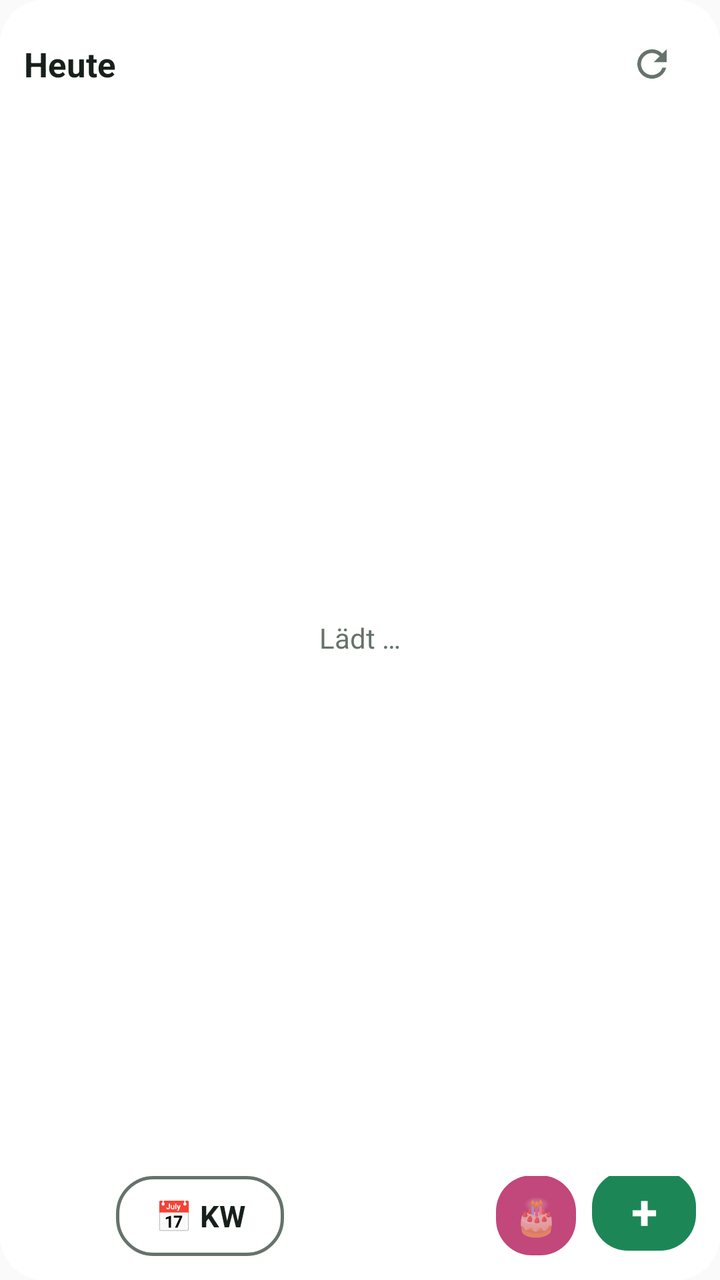
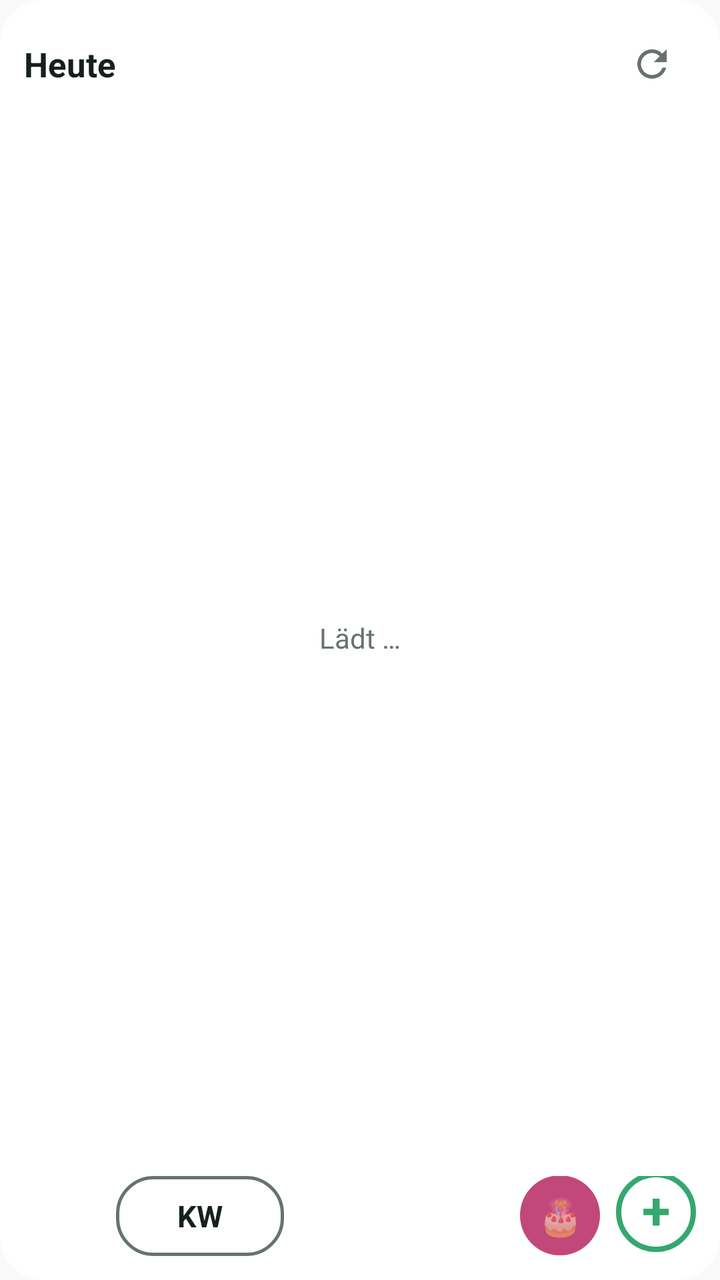

Two renders of the same Android screen: before a commit and after it. Below are the layout's source before the change and the commit's diff.
<!-- AndroidManifest.xml: application theme AppTheme -->
<!-- res/layout/widget.xml -->
<?xml version="1.0" encoding="utf-8"?>
<LinearLayout xmlns:android="http://schemas.android.com/apk/res/android"
    android:id="@+id/root"
    android:layout_width="match_parent"
    android:layout_height="match_parent"
    android:orientation="vertical"
    android:background="@drawable/bg"
    android:padding="12dp">

    <LinearLayout
        android:id="@+id/head"
        android:layout_width="match_parent"
        android:layout_height="wrap_content"
        android:gravity="center_vertical"
        android:orientation="horizontal">

        <TextView
            android:layout_width="wrap_content"
            android:layout_height="wrap_content"
            android:text="Heute"
            android:textColor="@color/fg"
            android:textSize="17sp"
            android:textStyle="bold" />

        <TextView
            android:id="@+id/date"
            android:layout_width="0dp"
            android:layout_height="wrap_content"
            android:layout_weight="1"
            android:paddingStart="8dp"
            android:textColor="@color/muted"
            android:textSize="14sp" />

        <LinearLayout
            android:id="@+id/bdnav"
            android:layout_width="wrap_content"
            android:layout_height="wrap_content"
            android:gravity="center_vertical"
            android:orientation="horizontal"
            android:visibility="gone">

            <TextView
                android:id="@+id/bdprev"
                android:layout_width="36dp"
                android:layout_height="36dp"
                android:gravity="center"
                android:text="‹"
                android:textColor="@color/fg"
                android:textSize="24sp"
                android:textStyle="bold" />

            <TextView
                android:id="@+id/bdpage"
                android:layout_width="wrap_content"
                android:layout_height="wrap_content"
                android:textColor="@color/fg"
                android:textSize="13sp" />

            <TextView
                android:id="@+id/bdnext"
                android:layout_width="36dp"
                android:layout_height="36dp"
                android:gravity="center"
                android:text="›"
                android:textColor="@color/fg"
                android:textSize="24sp"
                android:textStyle="bold" />
        </LinearLayout>

        <TextView
            android:id="@+id/home"
            android:layout_width="wrap_content"
            android:layout_height="36dp"
            android:layout_marginEnd="6dp"
            android:gravity="center"
            android:minWidth="40dp"
            android:paddingStart="8dp"
            android:paddingEnd="8dp"
            android:text="🏠"
            android:textColor="#FFFFFF"
            android:textSize="15sp"
            android:visibility="gone" />

        <TextView
            android:id="@+id/stamp"
            android:layout_width="wrap_content"
            android:layout_height="wrap_content"
            android:textColor="@color/muted"
            android:textSize="11sp" />

        <ImageButton
            android:id="@+id/refresh"
            android:layout_width="44dp"
            android:layout_height="40dp"
            android:background="@android:color/transparent"
            android:contentDescription="Aktualisieren"
            android:src="@drawable/ic_refresh" />
    </LinearLayout>

    <FrameLayout
        android:layout_width="match_parent"
        android:layout_height="0dp"
        android:layout_weight="1"
        android:layout_marginTop="4dp">

        <ListView
            android:id="@+id/list"
            android:layout_width="match_parent"
            android:layout_height="match_parent"
            android:divider="@null"
            android:dividerHeight="0dp" />

        <TextView
            android:id="@+id/empty"
            android:layout_width="match_parent"
            android:layout_height="match_parent"
            android:gravity="center"
            android:text="Lädt …"
            android:textColor="@color/muted"
            android:textSize="14sp" />
    </FrameLayout>

    
    <LinearLayout
        android:id="@+id/quick"
        android:layout_width="match_parent"
        android:layout_height="wrap_content"
        android:layout_marginTop="6dp"
        android:gravity="bottom"
        android:orientation="horizontal">

        <TextView
            android:id="@+id/weekprev"
            android:layout_width="40dp"
            android:layout_height="40dp"
            android:background="@drawable/btn_arrow"
            android:gravity="center"
            android:includeFontPadding="false"
            android:text="◀"
            android:textColor="#FFFFFF"
            android:textSize="17sp"
            android:visibility="invisible" />

        
        <LinearLayout
            android:layout_width="wrap_content"
            android:layout_height="wrap_content"
            android:layout_marginStart="6dp"
            android:layout_marginEnd="6dp"
            android:gravity="center_horizontal"
            android:orientation="vertical">

            <TextView
                android:id="@+id/weekyear"
                android:layout_width="wrap_content"
                android:layout_height="wrap_content"
                android:textColor="@color/fg"
                android:textSize="13sp"
                android:textStyle="bold"
                android:visibility="gone" />

            <TextView
                android:id="@+id/weeklabel"
                android:layout_width="84dp"
                android:layout_height="40dp"
                android:background="@drawable/bar_off"
                android:gravity="center"
                android:maxLines="1"
                android:text="📅 KW"
                android:textColor="@color/fg"
                android:textSize="15sp"
                android:textStyle="bold" />
        </LinearLayout>

        <TextView
            android:id="@+id/weeknext"
            android:layout_width="40dp"
            android:layout_height="40dp"
            android:background="@drawable/btn_arrow"
            android:gravity="center"
            android:includeFontPadding="false"
            android:text="▶"
            android:textColor="#FFFFFF"
            android:textSize="17sp"
            android:visibility="invisible" />

        <TextView
            android:layout_width="0dp"
            android:layout_height="1dp"
            android:layout_weight="1" />

        <TextView
            android:id="@+id/q_bdays"
            android:layout_width="40dp"
            android:layout_height="40dp"
            android:layout_marginStart="6dp"
            android:background="@drawable/btn_bdays"
            android:contentDescription="Geburtstage"
            android:gravity="center"
            android:text="🎂"
            android:textSize="18sp" />

        <TextView
            android:id="@+id/q_add"
            android:layout_width="52dp"
            android:layout_height="40dp"
            android:layout_marginStart="8dp"
            android:background="@drawable/btn_family"
            android:contentDescription="Neuer Eintrag"
            android:gravity="center"
            android:text="+"
            android:textColor="#FFFFFF"
            android:textSize="24sp"
            android:textStyle="bold" />
    </LinearLayout>
</LinearLayout>
<!-- resources referenced by this layout -->
<resources>
  <color name="fg">#17201B</color>
  <color name="muted">#66736B</color>
  <!-- drawable bar_off (drawable) -->
  <?xml version="1.0" encoding="utf-8"?>
  <shape xmlns:android="http://schemas.android.com/apk/res/android" android:shape="rectangle">
      <solid android:color="#00000000" />
      <stroke android:width="1.5dp" android:color="@color/muted" />
      <corners android:radius="18dp" />
  </shape>
  <!-- drawable bg (drawable) -->
  <?xml version="1.0" encoding="utf-8"?>
  <shape xmlns:android="http://schemas.android.com/apk/res/android" android:shape="rectangle">
      <solid android:color="@color/bg" />
      <corners android:radius="22dp" />
  </shape>
  <!-- drawable btn_arrow (drawable) -->
  <?xml version="1.0" encoding="utf-8"?>
  <shape xmlns:android="http://schemas.android.com/apk/res/android" android:shape="rectangle">
      <solid android:color="#1D8657" />
      <corners android:radius="22dp" />
  </shape>
  <!-- drawable btn_bdays (drawable) -->
  <?xml version="1.0" encoding="utf-8"?>
  <shape xmlns:android="http://schemas.android.com/apk/res/android" android:shape="rectangle">
      <solid android:color="#C2477A" />
      <corners android:radius="18dp" />
  </shape>
  <!-- drawable btn_family (drawable) -->
  <?xml version="1.0" encoding="utf-8"?>
  <shape xmlns:android="http://schemas.android.com/apk/res/android" android:shape="rectangle">
      <solid android:color="#1D8657" />
      <corners android:radius="18dp" />
  </shape>
  <!-- drawable ic_refresh (drawable) -->
  <vector xmlns:android="http://schemas.android.com/apk/res/android"
      android:width="22dp" android:height="22dp" android:viewportWidth="24" android:viewportHeight="24">
      <path android:fillColor="@color/muted"
          android:pathData="M17.65,6.35A7.96,7.96 0,0 0,12 4a8,8 0,1 0,7.75 10h-2.08A6,6 0,1 1,12 6c1.66,0 3.14,0.69 4.22,1.78L13,11h7V4l-2.35,2.35z" />
  </vector>
  <style name="AppTheme" parent="android:Theme.Material.Light.NoActionBar">
          <item name="android:colorAccent">@color/accent</item>
      </style>
  <color name="bg">#F2FFFFFF</color>
  <color name="accent">#1D8657</color>
</resources>

<!-- the commit's change to res/layout/widget.xml (unified diff, before → after) -->
@@ -166,7 +166,7 @@
                 android:background="@drawable/bar_off"
                 android:gravity="center"
                 android:maxLines="1"
-                android:text="📅 KW"
+                android:text="KW"
                 android:textColor="@color/fg"
                 android:textSize="15sp"
                 android:textStyle="bold" />
@@ -202,15 +202,16 @@
 
         <TextView
             android:id="@+id/q_add"
-            android:layout_width="52dp"
+            android:layout_width="40dp"
             android:layout_height="40dp"
             android:layout_marginStart="8dp"
-            android:background="@drawable/btn_family"
+            android:background="@drawable/btn_add"
+            android:includeFontPadding="false"
             android:contentDescription="Neuer Eintrag"
             android:gravity="center"
             android:text="+"
-            android:textColor="#FFFFFF"
-            android:textSize="24sp"
+            android:textColor="#34A86E"
+            android:textSize="26sp"
             android:textStyle="bold" />
     </LinearLayout>
 </LinearLayout>
<!-- resource entries referenced after the edit -->
@@ -15,6 +15,12 @@
       <solid android:color="@color/bg" />
       <corners android:radius="22dp" />
   </shape>
+  <!-- drawable btn_add (drawable) -->
+  <?xml version="1.0" encoding="utf-8"?>
+  <shape xmlns:android="http://schemas.android.com/apk/res/android" android:shape="oval">
+      <solid android:color="#00000000" />
+      <stroke android:width="2.5dp" android:color="#34A86E" />
+  </shape>
   <!-- drawable btn_arrow (drawable) -->
   <?xml version="1.0" encoding="utf-8"?>
   <shape xmlns:android="http://schemas.android.com/apk/res/android" android:shape="rectangle">
@@ -23,15 +29,8 @@
   </shape>
   <!-- drawable btn_bdays (drawable) -->
   <?xml version="1.0" encoding="utf-8"?>
-  <shape xmlns:android="http://schemas.android.com/apk/res/android" android:shape="rectangle">
+  <shape xmlns:android="http://schemas.android.com/apk/res/android" android:shape="oval">
       <solid android:color="#C2477A" />
-      <corners android:radius="18dp" />
-  </shape>
-  <!-- drawable btn_family (drawable) -->
-  <?xml version="1.0" encoding="utf-8"?>
-  <shape xmlns:android="http://schemas.android.com/apk/res/android" android:shape="rectangle">
-      <solid android:color="#1D8657" />
-      <corners android:radius="18dp" />
   </shape>
   <!-- drawable ic_refresh (drawable) -->
   <vector xmlns:android="http://schemas.android.com/apk/res/android"
